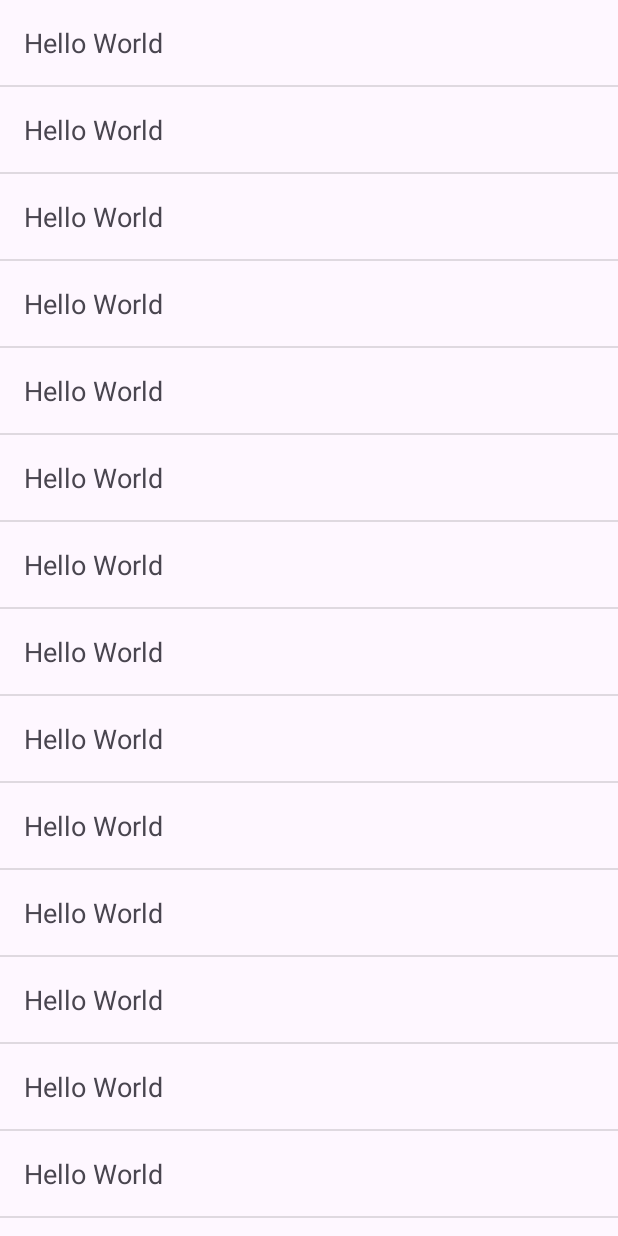
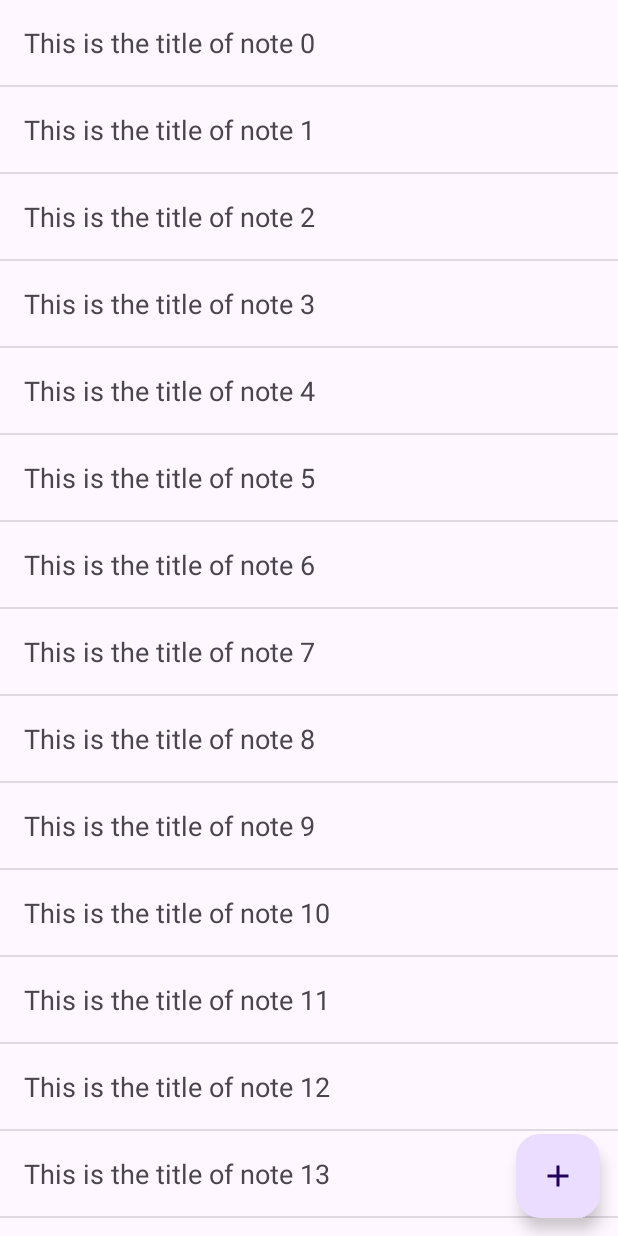
Before and after one commit to yhbsh/notester, an Android app: the screen it shows after launch (MainActivity), on a phone screen of 412 x 824 dp. Run offline under Robolectric (Android 15) with nearby library versions, the phone set to English and light mode, and no system bars.

Commit message:
Add database helper & logic, and some UI improvements.

```diff
--- /dev/null
+++ b/app/src/main/java/com/example/notester/DatabaseHelper.java
@@ -0,0 +1,54 @@
+package com.example.notester;
+
+import android.content.Context;
+import android.database.sqlite.SQLiteDatabase;
+import android.database.sqlite.SQLiteOpenHelper;
+
+import java.util.ArrayList;
+
+public class DatabaseHelper extends SQLiteOpenHelper {
+    private static final String DATABASE_NAME = "notes.db";
+    private static final int DATABASE_VERSION = 1;
+
+    private static DatabaseHelper instance;
+
+    private DatabaseHelper(Context context) {
+        super(context, DATABASE_NAME, null, DATABASE_VERSION);
+    }
+
+    public static synchronized DatabaseHelper getInstance(Context context) {
+        if (instance == null) {
+            instance = new DatabaseHelper(context.getApplicationContext());
+        }
+
+        return instance;
+    }
+
+    public ArrayList<Note> getNotes() {
+        final ArrayList<Note> notes = new ArrayList<>(0);
+
+        for (int i = 0; i < 100; i++) {
+            final Note note = new Note(i, "This is the title of note " + i);
+
+            notes.add(note);
+        }
+
+        return notes;
+    }
+
+    @Override
+    public void onCreate(SQLiteDatabase db) {
+        final String CREATE_TABLE = "CREATE TABLE IF NOT EXISTS notes (" +
+                "_id INTEGER PRIMARY KEY AUTOINCREMENT, " +
+                "title TEXT, " +
+                "content TEXT, " +
+                "created_at DATETIME DEFAULT CURRENT_TIMESTAMP" +
+                ");";
+
+        db.execSQL(CREATE_TABLE);
+    }
+
+    @Override
+    public void onUpgrade(SQLiteDatabase db, int oldVersion, int newVersion) {
+    }
+}
--- a/app/src/main/java/com/example/notester/MainActivity.java
+++ b/app/src/main/java/com/example/notester/MainActivity.java
@@ -3,35 +3,34 @@ package com.example.notester;
 import android.os.Bundle;
 import android.widget.ArrayAdapter;
 import android.widget.ListView;
-import android.widget.Toast;
 
 import androidx.appcompat.app.AppCompatActivity;
 
+import java.util.ArrayList;
+
 public class MainActivity extends AppCompatActivity {
-
     @Override
     protected void onCreate(Bundle savedInstanceState) {
         super.onCreate(savedInstanceState);
         setContentView(R.layout.activity_main);
+    }
+
+    @Override
+    protected void onResume() {
+        super.onResume();
 
         ListView listView = findViewById(R.id.listView);
 
-        String[] items = new String[100];
+        final DatabaseHelper databaseHelper = DatabaseHelper.getInstance(this);
+        final ArrayList<Note> notes = databaseHelper.getNotes();
 
-        for (int i = 0; i < 100; i++) {
-            items[i] = "Hello World";
+        final ArrayList<String> titles = new ArrayList<>();
+
+        for (Note note : notes) {
+            titles.add(note.getTitle());
         }
 
-        ArrayAdapter<String> arrayAdapter = new ArrayAdapter<>(this, R.layout.list_item, items);
+        final ArrayAdapter<String> arrayAdapter = new ArrayAdapter<>(this, R.layout.list_item, titles);
         listView.setAdapter(arrayAdapter);
-
-        listView.setOnItemClickListener((parent, view, position, id) -> {
-            // Code to execute on item click
-
-            // Example: display a Toast with the clicked item's text
-            String selectedItem = (String) parent.getItemAtPosition(position);
-            Toast.makeText(MainActivity.this, "Clicked: " + selectedItem + " " + position, Toast.LENGTH_SHORT).show();
-        });
-
     }
 }
--- /dev/null
+++ b/app/src/main/res/drawable/baseline_add_24.xml
@@ -0,0 +1,5 @@
+<vector android:height="24dp" android:tint="#000000"
+    android:viewportHeight="24" android:viewportWidth="24"
+    android:width="24dp" xmlns:android="http://schemas.android.com/apk/res/android">
+    <path android:fillColor="@android:color/white" android:pathData="M19,13h-6v6h-2v-6H5v-2h6V5h2v6h6v2z"/>
+</vector>
--- a/app/src/main/res/layout/activity_main.xml
+++ b/app/src/main/res/layout/activity_main.xml
@@ -1,5 +1,5 @@
 <?xml version="1.0" encoding="utf-8"?>
-<androidx.constraintlayout.widget.ConstraintLayout xmlns:android="http://schemas.android.com/apk/res/android"
+<FrameLayout xmlns:android="http://schemas.android.com/apk/res/android"
     xmlns:tools="http://schemas.android.com/tools"
     android:layout_width="match_parent"
     android:layout_height="match_parent"
@@ -10,4 +10,13 @@
         android:layout_width="match_parent"
         android:layout_height="match_parent" />
 
-</androidx.constraintlayout.widget.ConstraintLayout>
+    <com.google.android.material.floatingactionbutton.FloatingActionButton
+        android:layout_width="wrap_content"
+        android:layout_height="wrap_content"
+        android:layout_gravity="bottom|end"
+        android:layout_marginEnd="12dp"
+        android:layout_marginBottom="12dp"
+        android:importantForAccessibility="no"
+        android:src="@drawable/baseline_add_24" />
+
+</FrameLayout>
```
